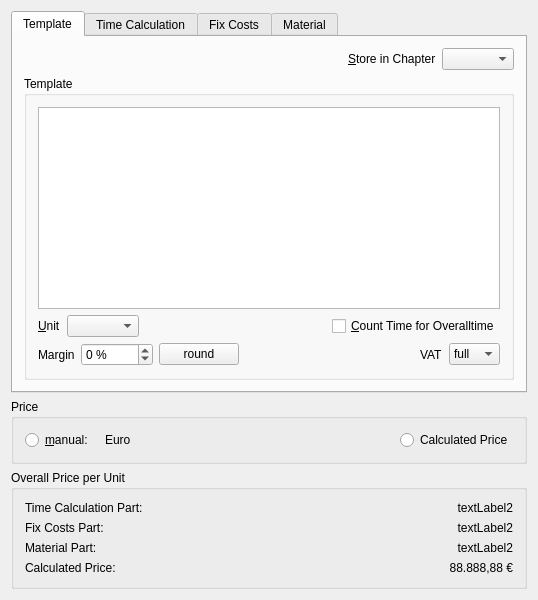
dragotin/kraft, file src/calctemplate.ui: the form before one commit.
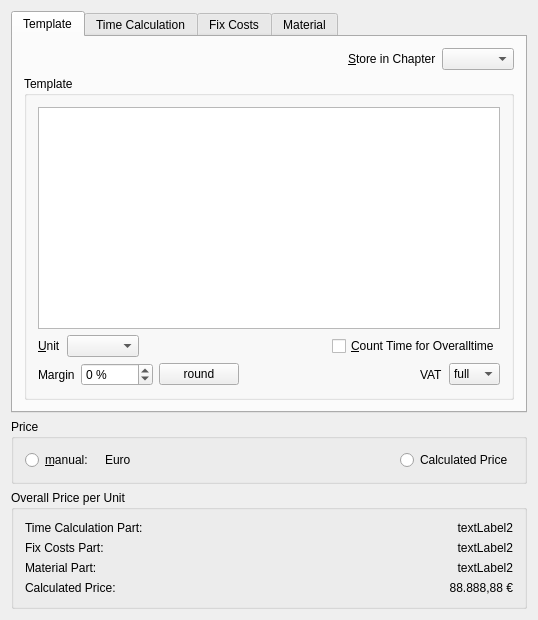
The form after the commit. Custom widgets are drawn as their Qt base class.

```diff
--- a/src/calctemplate.ui
+++ b/src/calctemplate.ui
@@ -7,7 +7,7 @@
     <x>0</x>
     <y>0</y>
     <width>538</width>
-    <height>586</height>
+    <height>620</height>
    </rect>
   </property>
   <property name="windowTitle">
```
Left out of the diff: 12 changed lines with no effect on the pictures.
